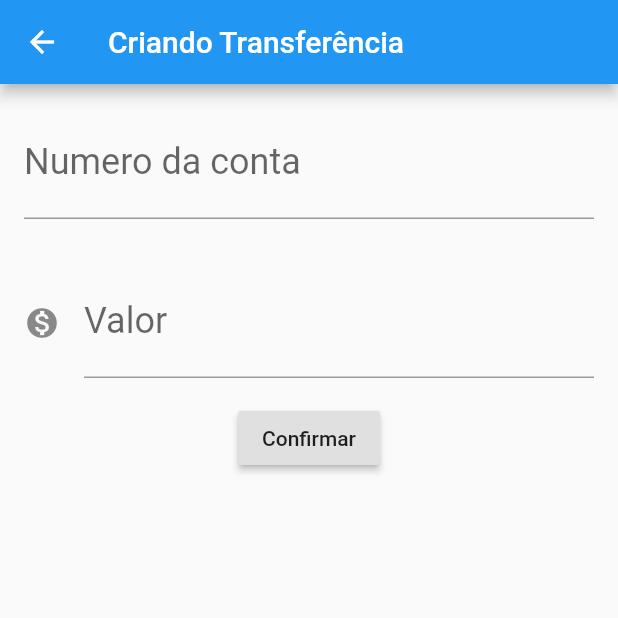
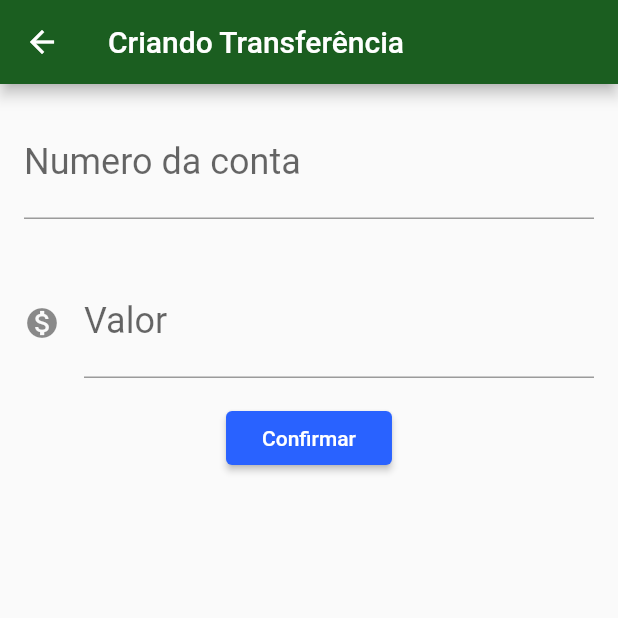
Before and after one commit to CesarAugusto-ls/bytebank-Flutter, a Flutter app: the screen it shows after launch, after a tap on the "add" icon, on a phone screen of 412 x 824 dp, the top half of it. Run offline on Flutter 3.47's test engine with Material 2 defaults, Android fonts, the phone set to English and light mode, and no system bars.

```diff
--- /dev/null
+++ b/lib/components/editor.dart
@@ -0,0 +1,32 @@
+import 'package:flutter/material.dart';
+
+class Editor extends StatelessWidget {
+  final TextEditingController controller;
+  final String rotulo;
+  final String dica;
+  final IconData icon;
+
+  Editor({
+    this.controller,
+    this.rotulo,
+    this.dica,
+    this.icon,
+  });
+
+  @override
+  Widget build(BuildContext context) {
+    return Padding(
+      padding: const EdgeInsets.all(16.0),
+      child: TextField(
+        controller: controller,
+        style: TextStyle(fontSize: 24.0),
+        decoration: InputDecoration(
+          icon: icon != null ? Icon(icon) : null,
+          labelText: rotulo,
+          hintText: dica,
+        ),
+        keyboardType: TextInputType.number,
+      ),
+    );
+  }
+}
--- a/lib/main.dart
+++ b/lib/main.dart
@@ -1,3 +1,4 @@
+import 'package:bytebank/screens/transferencia/lista.dart';
 import 'package:flutter/cupertino.dart';
 import 'package:flutter/material.dart';
 
@@ -7,157 +8,15 @@ class BytebankApp extends StatelessWidget {
   @override
   Widget build(BuildContext context) {
     return MaterialApp(
-      home: Scaffold(
-        body: ListaTransferencia(),
+      theme: ThemeData(
+        primaryColor: Colors.green[900],
+        accentColor: Colors.blueAccent[700],
+        buttonTheme: ButtonThemeData(
+          buttonColor: Colors.blueAccent[700],
+          textTheme: ButtonTextTheme.primary,
+        ),
       ),
+      home: ListaTransferencia(),
     );
   }
 }
-
-class FormularioTransferencia extends StatelessWidget {
-  final TextEditingController _controllerCampoNumeroConta =
-      TextEditingController();
-  final TextEditingController _controllerCampoValor = TextEditingController();
-
-  @override
-  Widget build(BuildContext context) {
-    return Scaffold(
-      appBar: AppBar(
-        title: Text('Criando Transferência'),
-      ),
-      body: SingleChildScrollView(
-        child: Column(
-          children: <Widget>[
-            Editor(
-              controller: _controllerCampoNumeroConta,
-              rotulo: 'Numero da conta',
-              dica: '0000',
-            ),
-            Editor(
-              controller: _controllerCampoValor,
-              rotulo: 'Valor',
-              dica: '0.00',
-              icon: Icons.monetization_on,
-            ),
-            RaisedButton(
-              onPressed: () => _criaTransferencia(context),
-              child: Text('Confirmar'),
-            ),
-          ],
-        ),
-      ),
-    );
-  }
-
-  void _criaTransferencia(BuildContext context) {
-    final int numeroConta = int.tryParse(_controllerCampoNumeroConta.text);
-    final double valor = double.tryParse(_controllerCampoValor.text);
-    if (numeroConta != null && valor != null) {
-      final transferenciaCriada = Transferencia(valor, numeroConta);
-      Navigator.pop(context, transferenciaCriada);
-    }
-  }
-}
-
-class Editor extends StatelessWidget {
-  final TextEditingController controller;
-  final String rotulo;
-  final String dica;
-  final IconData icon;
-
-  Editor({this.controller, this.rotulo, this.dica, this.icon});
-
-  @override
-  Widget build(BuildContext context) {
-    return Padding(
-      padding: const EdgeInsets.all(16.0),
-      child: TextField(
-        controller: controller,
-        style: TextStyle(fontSize: 24.0),
-        decoration: InputDecoration(
-          icon: icon != null ? Icon(icon) : null,
-          labelText: rotulo,
-          hintText: dica,
-        ),
-        keyboardType: TextInputType.number,
-      ),
-    );
-  }
-}
-
-class ListaTransferencia extends StatefulWidget {
-  final List<Transferencia> _transferencias = List();
-
-  @override
-  State<StatefulWidget> createState() {
-    // TODO: implement createState
-    return ListaTransferenciaState();
-  }
-}
-
-class ListaTransferenciaState extends State<ListaTransferencia> {
-
-  @override
-  Widget build(BuildContext context) {
-    return Scaffold(
-      appBar: AppBar(
-        title: Text('Transferências'),
-      ),
-      body: Padding(
-        padding: const EdgeInsets.all(8.0),
-        child: ListView.builder(
-          itemCount: widget._transferencias.length,
-          itemBuilder: (context, indice) {
-            final transferencia = widget._transferencias[indice];
-            return ItemTransferencia(transferencia);
-          },
-        ),
-      ),
-      floatingActionButton: FloatingActionButton(
-        child: Icon(Icons.add),
-        onPressed: () {
-          final Future future =
-              Navigator.push(context, MaterialPageRoute(builder: (context) {
-            return FormularioTransferencia();
-          }));
-          future.then((tranferenciaRecebida) {
-            if(tranferenciaRecebida != null){
-              setState(() {
-                widget._transferencias.add(tranferenciaRecebida);
-              });
-            }
-          });
-        },
-      ),
-    );
-  }
-}
-
-class ItemTransferencia extends StatelessWidget {
-  final Transferencia _transferencia;
-
-  ItemTransferencia(this._transferencia);
-
-  @override
-  Widget build(BuildContext context) {
-    return Card(
-      child: ListTile(
-        leading: Icon(Icons.monetization_on),
-        title: Text(_transferencia.valor.toString()),
-        subtitle: Text(_transferencia.numeroConta.toString()),
-      ),
-    );
-  }
-}
-
-class Transferencia {
-  final double valor;
-  final int numeroConta;
-
-  Transferencia(this.valor, this.numeroConta);
-
-  @override
-  String toString() {
-    return 'Transferencia{valor: $valor, numeroConta: $numeroConta}';
-  }
-}
--- /dev/null
+++ b/lib/models/transferencia.dart
@@ -0,0 +1,11 @@
+class Transferencia {
+  final double valor;
+  final int numeroConta;
+
+  Transferencia(this.valor, this.numeroConta);
+
+  @override
+  String toString() {
+    return 'Transferencia{valor: $valor, numeroConta: $numeroConta}';
+  }
+}
--- /dev/null
+++ b/lib/screens/transferencia/formulario.dart
@@ -0,0 +1,56 @@
+import 'package:bytebank/components/editor.dart';
+import 'package:bytebank/models/transferencia.dart';
+import 'package:flutter/material.dart';
+
+const _tituloAppBar = 'Criando Transferência';
+const _rotuloCampoValor = 'Valor';
+const _dicaCampoValor = '0.00';
+const _rotuloCampoNumeroConta = 'Numero da conta';
+const _dicaCampoNumeroConta = '0000';
+const _textButton = 'Confirmar';
+
+
+class FormularioTransferencia extends StatelessWidget {
+  final TextEditingController _controllerCampoNumeroConta =
+  TextEditingController();
+  final TextEditingController _controllerCampoValor = TextEditingController();
+
+  @override
+  Widget build(BuildContext context) {
+    return Scaffold(
+      appBar: AppBar(
+        title: Text(_tituloAppBar),
+      ),
+      body: SingleChildScrollView(
+        child: Column(
+          children: <Widget>[
+            Editor(
+              controller: _controllerCampoNumeroConta,
+              rotulo: _rotuloCampoNumeroConta,
+              dica: _dicaCampoNumeroConta,
+            ),
+            Editor(
+              controller: _controllerCampoValor,
+              rotulo: _rotuloCampoValor,
+              dica: _dicaCampoValor,
+              icon: Icons.monetization_on,
+            ),
+            RaisedButton(
+              onPressed: () => _criaTransferencia(context),
+              child: Text(_textButton),
+            ),
+          ],
+        ),
+      ),
+    );
+  }
+
+  void _criaTransferencia(BuildContext context) {
+    final int numeroConta = int.tryParse(_controllerCampoNumeroConta.text);
+    final double valor = double.tryParse(_controllerCampoValor.text);
+    if (numeroConta != null && valor != null) {
+      final transferenciaCriada = Transferencia(valor, numeroConta);
+      Navigator.pop(context, transferenciaCriada);
+    }
+  }
+}
--- /dev/null
+++ b/lib/screens/transferencia/lista.dart
@@ -0,0 +1,69 @@
+import 'package:bytebank/models/transferencia.dart';
+import 'package:flutter/material.dart';
+
+import 'formulario.dart';
+
+const _titleAppBar = 'Transferências';
+
+class ListaTransferencia extends StatefulWidget {
+  final List<Transferencia> _transferencias = List();
+
+  @override
+  State<StatefulWidget> createState() {
+    return ListaTransferenciaState();
+  }
+}
+
+class ListaTransferenciaState extends State<ListaTransferencia> {
+  @override
+  Widget build(BuildContext context) {
+    return Scaffold(
+      appBar: AppBar(
+        title: Text(_titleAppBar),
+      ),
+      body: Padding(
+        padding: const EdgeInsets.all(8.0),
+        child: ListView.builder(
+          itemCount: widget._transferencias.length,
+          itemBuilder: (context, indice) {
+            final transferencia = widget._transferencias[indice];
+            return ItemTransferencia(transferencia);
+          },
+        ),
+      ),
+      floatingActionButton: FloatingActionButton(
+        child: Icon(Icons.add),
+        onPressed: () {
+          final Future future =
+          Navigator.push(context, MaterialPageRoute(builder: (context) {
+            return FormularioTransferencia();
+          }));
+          future.then((tranferenciaRecebida) {
+            if (tranferenciaRecebida != null) {
+              setState(() {
+                widget._transferencias.add(tranferenciaRecebida);
+              });
+            }
+          });
+        },
+      ),
+    );
+  }
+}
+
+class ItemTransferencia extends StatelessWidget {
+  final Transferencia _transferencia;
+
+  ItemTransferencia(this._transferencia);
+
+  @override
+  Widget build(BuildContext context) {
+    return Card(
+      child: ListTile(
+        leading: Icon(Icons.monetization_on),
+        title: Text(_transferencia.valor.toString()),
+        subtitle: Text(_transferencia.numeroConta.toString()),
+      ),
+    );
+  }
+}
```
Also changed, not shown: 1 other file.
